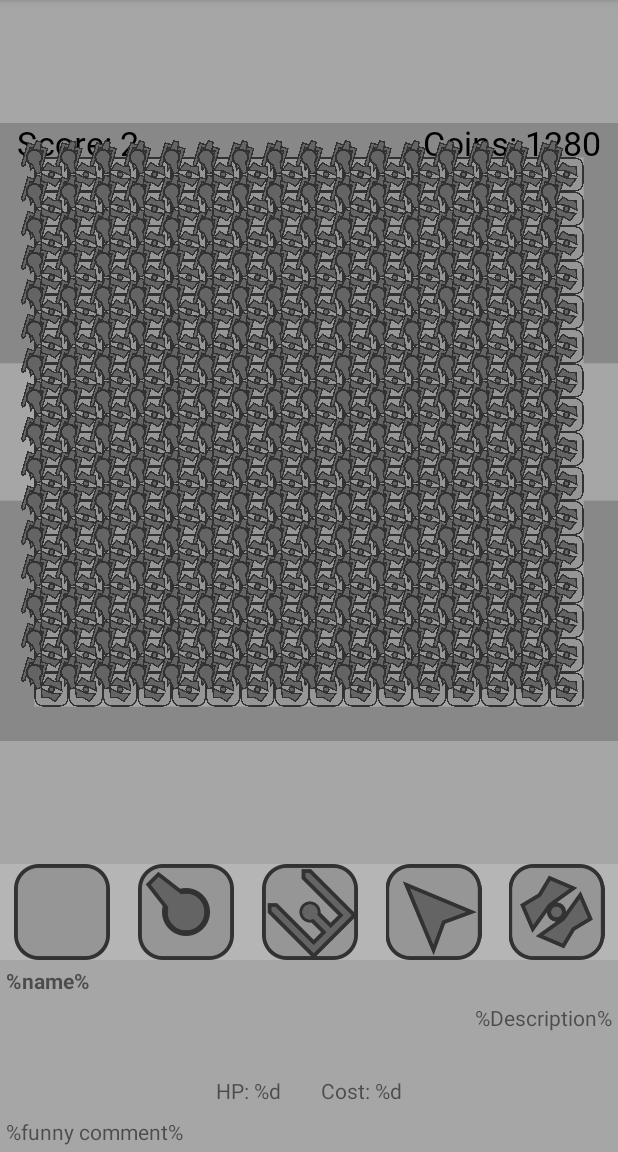
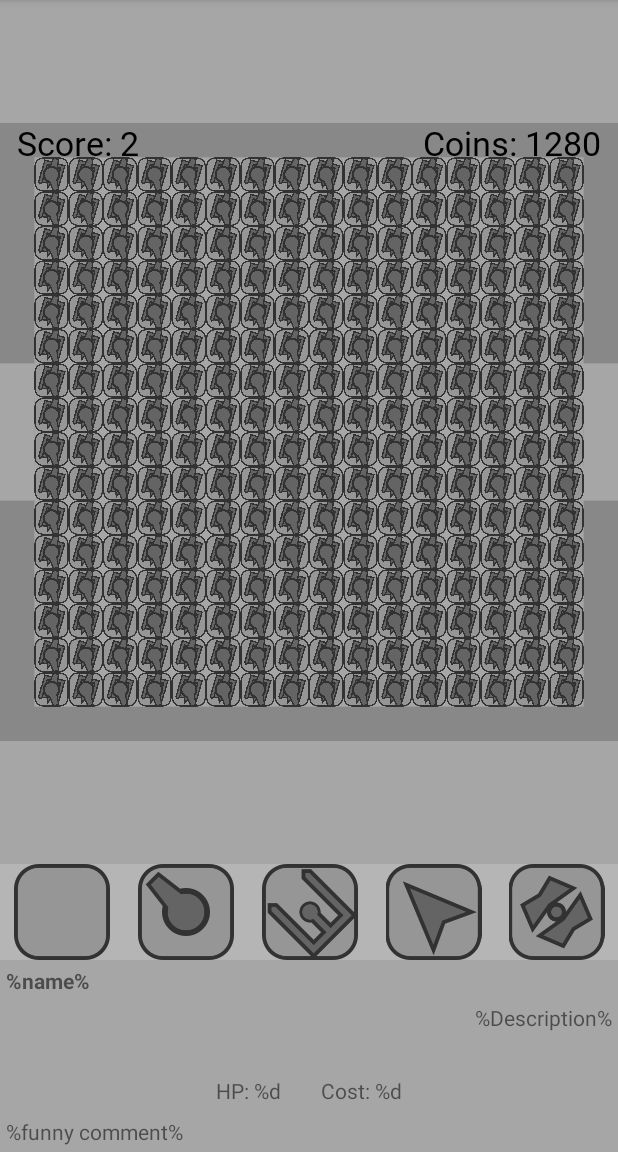
Before and after one commit to AndrewLuckett/DDC, an Android app: the screen it shows after launch (TdGame), on a phone screen of 412 x 824 dp, the part 84-1236 px from its top. Run offline under Robolectric (Android 15) with nearby library versions, the phone set to English and light mode, and no system bars; Roboto replaces fonts that are not available here.

Commit message:
Pre-calculate scale for arena

```diff
--- a/ASGame/app/src/main/java/andrew/DDC/back/GameThread.java
+++ b/ASGame/app/src/main/java/andrew/DDC/back/GameThread.java
@@ -94,7 +94,6 @@ public class GameThread extends Thread {
 
 
             //Temporary forced slowdown
-
             try {
                 Thread.sleep(1);
             } catch (InterruptedException e) {
@@ -128,10 +127,10 @@ public class GameThread extends Thread {
         for (int i = 0; i < height; i++) {
             for (int j = 0; j < width; j++) {
                 db.add(new Drawable(R.drawable.tt_radar, rot, j, i, true)); //Tower
-                db.add(new Drawable(R.drawable.tt_aa, rot, j, i, false)); //Bug
-                db.add(new Drawable(R.drawable.tt_gauss, rot, j, i, false)); //Proj1
-                db.add(new Drawable(R.drawable.tt_basic, 180 + rot, j, i, false)); //Proj2
-                db.add(new Drawable(R.drawable.tt_basic, 360 - rot, j, i, false)); //Proj3
+                db.add(new Drawable(R.drawable.tt_aa, rot, j+0.5f, i+0.5f, false)); //Bug
+                db.add(new Drawable(R.drawable.tt_gauss, rot, j+0.5f, i+0.5f, false)); //Proj1
+                db.add(new Drawable(R.drawable.tt_basic, 180 + rot, j+0.5f, i+0.5f, false)); //Proj2
+                db.add(new Drawable(R.drawable.tt_basic, 360 - rot, j+0.5f, i+0.5f, false)); //Proj3
                 //Literal worst case
             }
         }
--- a/ASGame/app/src/main/java/andrew/DDC/front/ArenaView.java
+++ b/ASGame/app/src/main/java/andrew/DDC/front/ArenaView.java
@@ -37,7 +37,8 @@ public class ArenaView extends View {
     float scale = 1f;
     int arenaWidth = 10, arenaHeight = 10;
     Vec2 offset = new Vec2(0, 0);
-    Matrix gent = new Matrix();
+    Matrix canMat = new Matrix();
+    Matrix dMat = new Matrix();
     HashMap<Integer, Bitmap> res = new HashMap<>();
 
     private ArrayList<Drawable> stuff = new ArrayList<>();
@@ -72,7 +73,7 @@ public class ArenaView extends View {
         backPaint.setStyle(Paint.Style.STROKE);
         backPaint.setColor(ContextCompat.getColor(getContext(), R.color.main_back));
 
-        Typeface tf = ResourcesCompat.getFont(getContext(),R.font.lavi);
+        Typeface tf = ResourcesCompat.getFont(getContext(), R.font.lavi);
         tp.setAntiAlias(true);
         tp.setTypeface(tf);
 
@@ -90,7 +91,7 @@ public class ArenaView extends View {
         invalidate();
     }
 
-    Matrix ment = new Matrix();
+
     @Override
     protected void onDraw(Canvas canvas) {
         super.onDraw(canvas);
@@ -98,25 +99,23 @@ public class ArenaView extends View {
         game.setSafeToDraw(false); //In case ui calls a redraw
         drawBounds(canvas);
 
-        Bitmap tow = drawableToBitmap(R.drawable.tt_base);
+        Bitmap tow = drawableToBitmap(R.drawable.tt_base); //Preload
 
-        gent.setScale(scale / 200f, scale / 200f); //Scale image
-        gent.postTranslate(offset.getX(), offset.getY()); //Add main offset
+        canvas.setMatrix(canMat);
 
         for (Drawable d : stuff) {
-            ment.set(gent);
-            ment.postTranslate((d.getXoff() + 1) * scale, (d.getYoff() + 1) * scale); //Locate image
+            dMat.setTranslate(d.getXoff() * 200, d.getYoff() * 200); //Locate image
 
             Bitmap out = drawableToBitmap(d.getGId());
             float outoff = out.getWidth() / 2f; //All images must be square
 
             if (d.isTower()) { //If tower draw base
-                canvas.drawBitmap(tow, ment, null); //Draw base
+                canvas.drawBitmap(tow, dMat, null); //Draw base
             } else { //If not offset image by half to centre on point
-                ment.preTranslate(-outoff, -outoff);
+                dMat.postTranslate(-outoff, -outoff);
             }
-            ment.preRotate(d.getRotation(), outoff, outoff); //Rotate about centre
-            canvas.drawBitmap(out, ment, null);
+            dMat.preRotate(d.getRotation(), outoff, outoff); //Rotate about centre
+            canvas.drawBitmap(out, dMat, null);
 
         }
 
@@ -131,9 +130,9 @@ public class ArenaView extends View {
         y = (arenaHeight / 2f) * scale + offset.getY() + scale;
         canvas.drawRect(x, y - 1.5f * scale, getWidth() - x, y + 1.5f * scale, backPaint);
 
-        y = offset.getY() + scale/2f - tp.ascent()/2f;
-        canvas.drawText("Score: "+score,x,y,tp );
-        canvas.drawText("Coins: "+coins,getWidth()-x,y,tpr);
+        y = offset.getY() + scale / 2f - tp.ascent() / 2f;
+        canvas.drawText("Score: " + score, x, y, tp);
+        canvas.drawText("Coins: " + coins, getWidth() - x, y, tpr);
     }
 
 
@@ -164,6 +163,9 @@ public class ArenaView extends View {
         tp.setTextSize(scale);
         tpr.setTextSize(scale);
         //Log.v("Scale","S: "+ scale);
+
+        canMat.setScale(scale / 200, scale / 200); //Scale image
+        canMat.postTranslate(offset.getX() + scale, offset.getY() + scale); //Add main offset
     }
 
 
```
